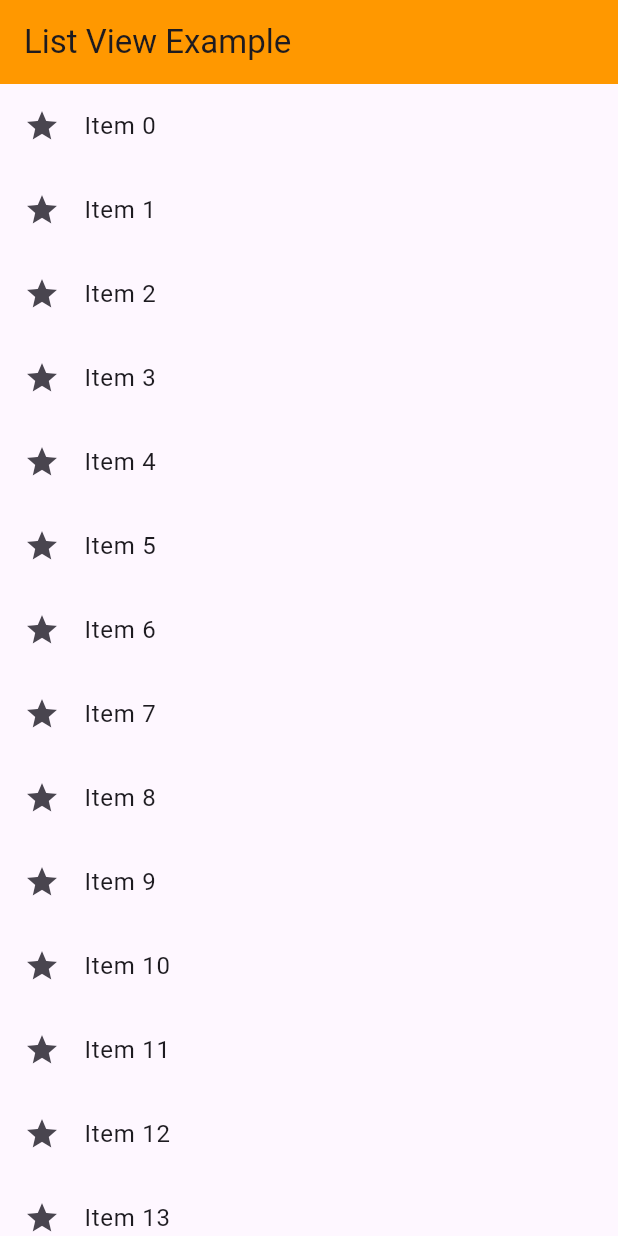
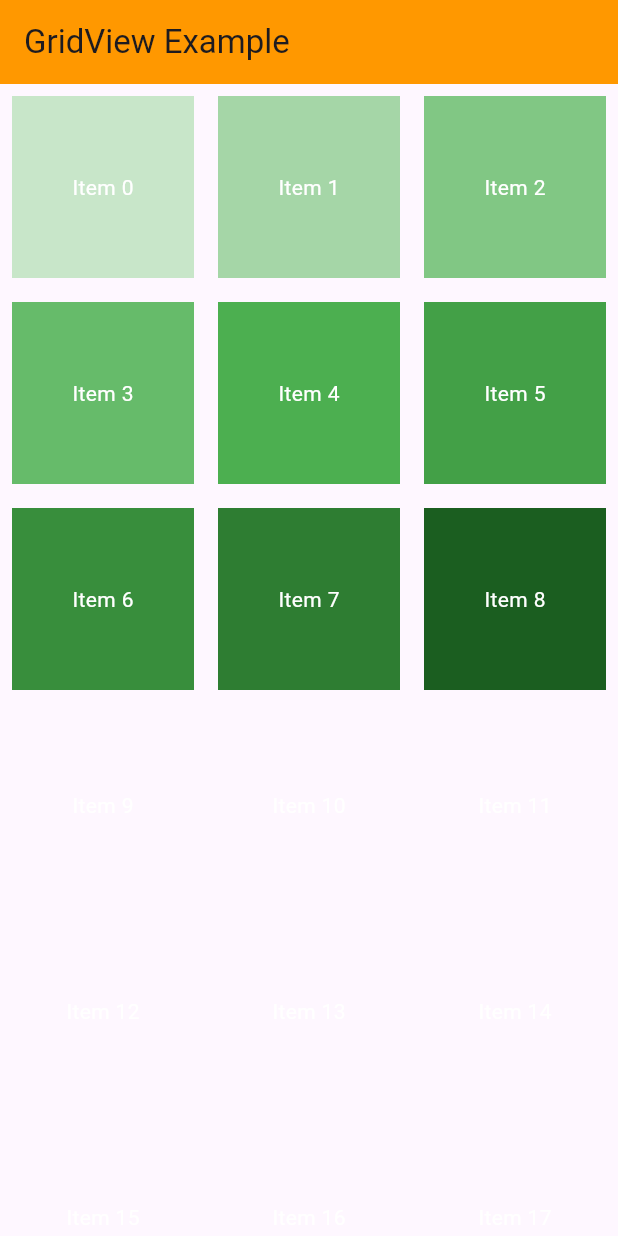
Before and after one commit to sazal11/Flutter_Basic, a Flutter app: the screen it shows after launch, on a phone screen of 412 x 824 dp. Run offline on Flutter 3.47's test engine with Material 3 defaults, Android fonts, the phone set to English and light mode, and no system bars.

Commit message:
Grid view example one

```diff
--- a/lib/main.dart
+++ b/lib/main.dart
@@ -3,7 +3,7 @@ import 'dart:async';
 import 'package:flutter/material.dart';
 
 void main() {
-  runApp(const ListViewExample2());
+  runApp(const GridViewExample1());
 }
 
 class MyApp extends StatelessWidget {
@@ -997,3 +997,34 @@ class ListViewExample2 extends StatelessWidget {
     );
   }
 }
+
+class GridViewExample1 extends StatelessWidget {
+  const GridViewExample1({super.key});
+
+  @override
+  Widget build(BuildContext context) {
+    return MaterialApp(
+      home: Scaffold(
+        appBar: AppBar(
+            backgroundColor: Colors.orange,
+            title: const Text('GridView Example')),
+        body: GridView.count(
+          crossAxisCount: 3, // Number of columns
+          children: List.generate(
+            20,
+            (index) => Container(
+              margin: EdgeInsets.all(8.0),
+              color: Colors.green[(index + 1) * 100],
+              child: Center(
+                child: Text(
+                  'Item $index',
+                  style: TextStyle(color: Colors.white),
+                ),
+              ),
+            ),
+          ),
+        ),
+      ),
+    );
+  }
+}
```
